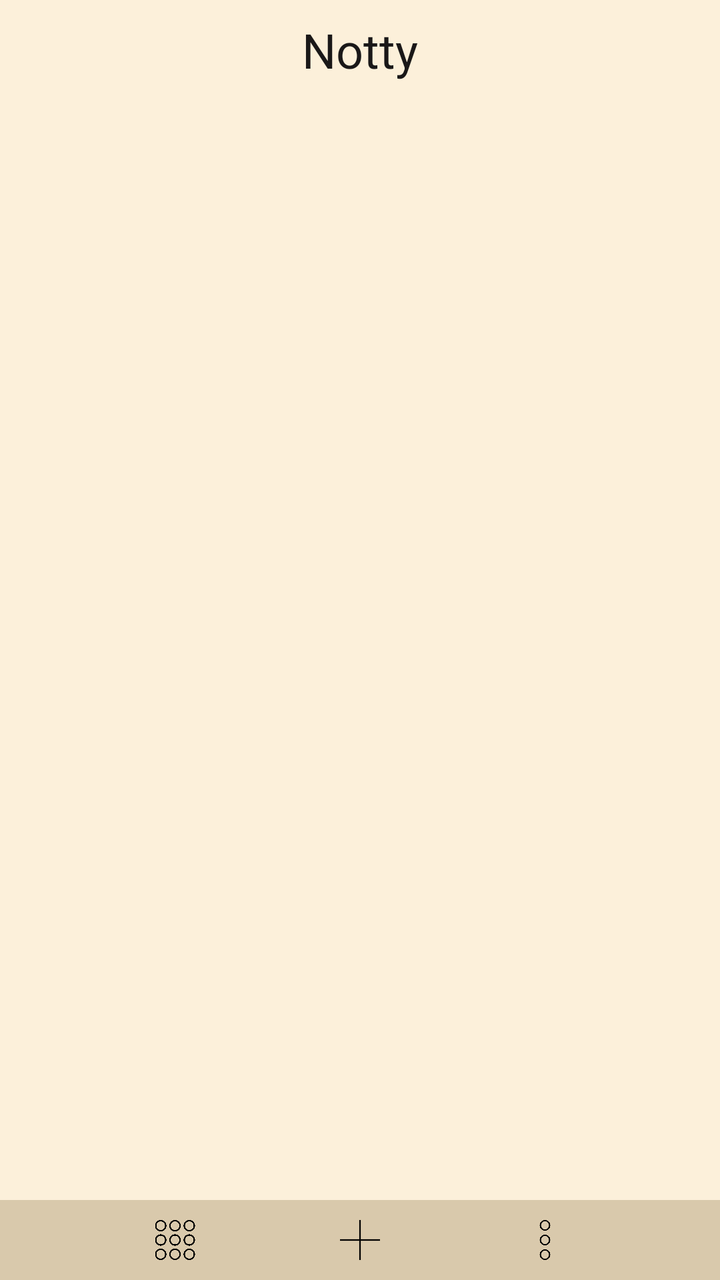
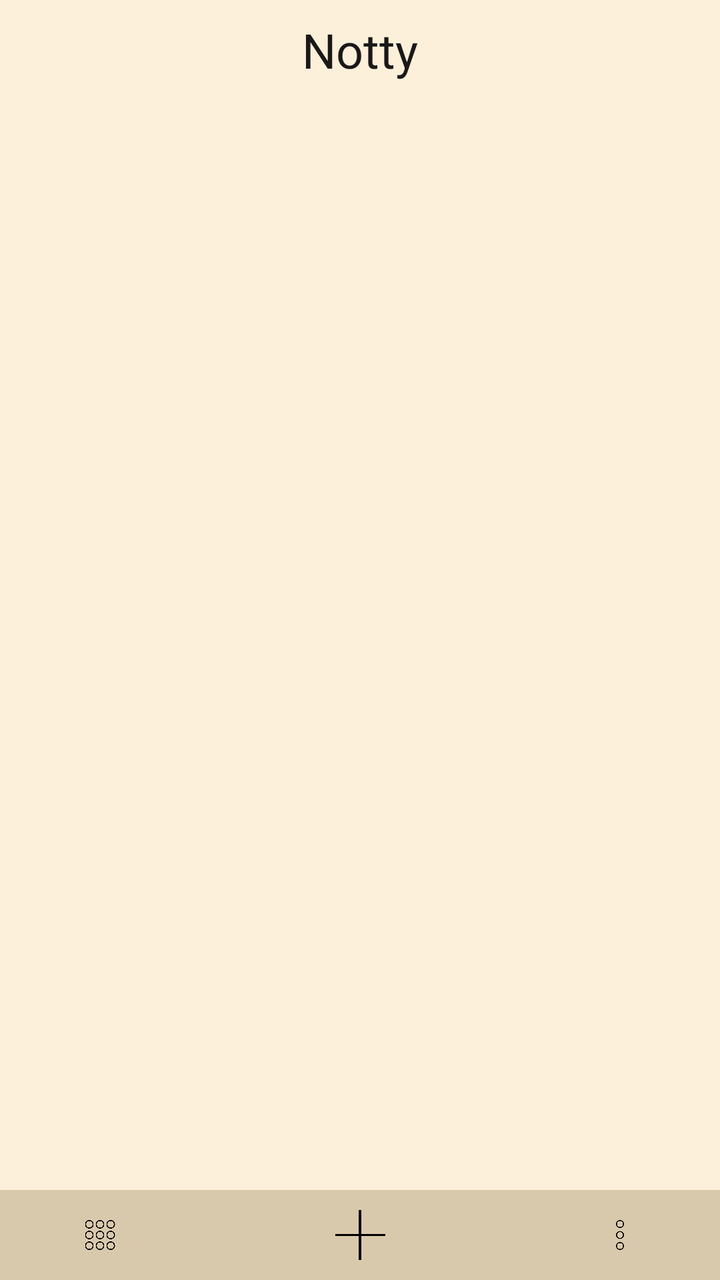

Screens rendered from an Android XML layout before and after an edit, with the pre-edit source and the edit as a unified diff.
<!-- AndroidManifest.xml: application theme Base.Theme.Notty -->
<!-- res/layout/activity_main.xml -->
<?xml version="1.0" encoding="utf-8"?>
<androidx.constraintlayout.widget.ConstraintLayout xmlns:android="http://schemas.android.com/apk/res/android"
    xmlns:app="http://schemas.android.com/apk/res-auto"
    xmlns:tools="http://schemas.android.com/tools"
    android:id="@+id/main"
    style="@style/stylePage"
    android:layout_width="match_parent"
    android:layout_height="match_parent"
    tools:context=".MainActivity">


    <include
        android:id="@+id/id_home_toolbar"
        layout="@layout/toolbar_home"
        app:layout_constraintBottom_toTopOf="@+id/id_home_note_container"
        app:layout_constraintEnd_toEndOf="parent"
        app:layout_constraintStart_toStartOf="parent"
        app:layout_constraintTop_toTopOf="parent" />


    <LinearLayout
        android:id="@+id/id_home_note_container"
        android:layout_width="match_parent"
        android:layout_height="0dp"
        android:layout_marginHorizontal="20dp"
        android:layout_marginVertical="10dp"
        android:orientation="vertical"
        app:layout_constraintBottom_toTopOf="@+id/id_home_footbar"
        app:layout_constraintEnd_toEndOf="parent"
        app:layout_constraintStart_toStartOf="parent"
        app:layout_constraintTop_toBottomOf="@+id/id_home_toolbar"
        tools:layout_editor_absoluteX="10dp"
        tools:layout_editor_absoluteY="64dp">

        <GridView
            android:id="@+id/id_home_gridv_note"
            android:layout_width="match_parent"
            android:layout_height="match_parent"
            android:horizontalSpacing="30dp"
            android:numColumns="2"
            android:scrollbarStyle="outsideInset"
            android:scrollbars="none"
            android:smoothScrollbar="true"
            android:verticalSpacing="30dp">

        </GridView>

    </LinearLayout>



















    <include
        android:id="@+id/id_home_options"
        layout="@layout/options_home"
        android:layout_width="match_parent"
        android:layout_height="wrap_content"
        android:layout_marginBottom="40dp"
        android:visibility="invisible"
        app:layout_constraintBottom_toBottomOf="parent"
        app:layout_constraintEnd_toEndOf="parent"
        app:layout_constraintStart_toStartOf="parent" />


    <include
        android:id="@+id/id_home_options_sortlist"
        layout="@layout/options_home_sortlist"
        android:layout_width="match_parent"
        android:layout_height="wrap_content"
        android:layout_marginBottom="40dp"
        android:visibility="invisible"
        app:layout_constraintBottom_toBottomOf="parent"
        app:layout_constraintEnd_toEndOf="parent"
        app:layout_constraintStart_toStartOf="parent" />


    <include
        android:id="@+id/id_home_footbar"
        layout="@layout/footbar_home"
        android:layout_width="match_parent"
        android:layout_height="40dp"
        app:layout_constraintBottom_toBottomOf="parent"
        app:layout_constraintEnd_toEndOf="parent"
        app:layout_constraintStart_toStartOf="parent"
        app:layout_constraintTop_toBottomOf="@+id/id_home_note_container" />

</androidx.constraintlayout.widget.ConstraintLayout>
<!-- res/layout/toolbar_home.xml (included above) -->
<?xml version="1.0" encoding="utf-8"?>
<androidx.appcompat.widget.Toolbar
    xmlns:android="http://schemas.android.com/apk/res/android"
    android:layout_width="match_parent"
    android:layout_height="50dp"
    android:id="@+id/id_home_toolbar"
    android:background="#00000000"
    style="@style/styleToolbar">


    <TextView
        android:id="@+id/textView_TBar_titre"
        android:layout_width="wrap_content"
        android:layout_height="wrap_content"
        android:layout_gravity="center"
        android:text="@string/app_name"
        android:textSize="24sp"
        style="@style/styleToolbar_Title"/>











</androidx.appcompat.widget.Toolbar>
<!-- res/layout/options_home.xml (included above) -->
<?xml version="1.0" encoding="utf-8"?>
<LinearLayout xmlns:android="http://schemas.android.com/apk/res/android"
    android:id="@+id/id_home_options"
    android:layout_width="match_parent"
    android:layout_height="wrap_content"
    android:orientation="vertical"
    style="@style/styleOptionsHome">

    <TextView
        android:id="@+id/id_options_home_btn_sort"
        android:layout_width="match_parent"
        android:layout_height="wrap_content"
        android:paddingVertical="10dp"
        android:gravity="center"
        android:text="@string/sort"
        style="@style/styleOptionsHome_btn"/>

    <TextView
        android:id="@+id/textView3"
        android:layout_width="match_parent"
        android:layout_height="wrap_content"
        android:paddingVertical="10dp"
        android:text="TextView" />

    <TextView
        android:id="@+id/textView4"
        android:layout_width="match_parent"
        android:paddingVertical="10dp"
        android:layout_height="wrap_content"
        android:text="TextView" />
</LinearLayout>
<!-- res/layout/options_home_sortlist.xml (included above) -->
<?xml version="1.0" encoding="utf-8"?>
<LinearLayout xmlns:android="http://schemas.android.com/apk/res/android"
    android:id="@+id/id_home_options_sortlist"
    style="@style/styleOptionsHome"
    android:layout_width="match_parent"
    android:layout_height="wrap_content"
    android:orientation="vertical">

    <TextView
        android:id="@+id/id_options_home_btn_sort_title"
        android:layout_width="match_parent"
        android:layout_height="wrap_content"
        android:paddingVertical="10dp"
        android:gravity="center"
        android:text="@string/sort_title"
        style="@style/styleOptionsHome_btn"/>

    <TextView
        android:id="@+id/id_options_home_btn_sort_dateCreation"
        android:layout_width="match_parent"
        android:layout_height="wrap_content"
        android:paddingVertical="10dp"
        android:gravity="center"
        android:text="@string/sort_dateCreation"
        style="@style/styleOptionsHome_btn"/>

    <TextView
        android:id="@+id/id_options_home_btn_sort_dateModification"
        android:layout_width="match_parent"
        android:paddingVertical="10dp"
        android:layout_height="wrap_content"
        android:gravity="center"
        android:text="@string/sort_dateModification"
        style="@style/styleOptionsHome_btn"/>

    <TextView
        android:id="@+id/id_options_home_btn_sort_fav"
        android:layout_width="match_parent"
        android:paddingVertical="10dp"
        android:layout_height="wrap_content"
        android:gravity="center"
        android:text="@string/sort_fav"
        style="@style/styleOptionsHome_btn" />

</LinearLayout>
<!-- res/layout/footbar_home.xml (included above) -->
<?xml version="1.0" encoding="utf-8"?>
<LinearLayout xmlns:android="http://schemas.android.com/apk/res/android"
    xmlns:app="http://schemas.android.com/apk/res-auto"
    xmlns:tools="http://schemas.android.com/tools"
    android:id="@+id/id_home_toolbar_footbar"
    android:layout_width="match_parent"
    android:layout_height="40dp"
    android:paddingVertical="10dp"
    android:orientation="horizontal"
    android:gravity="center"
    style="@style/styleFootbar">


    <ImageView
        android:id="@+id/id_home_toolbar_btn_directory"
        android:layout_width="25dp"
        android:layout_height="match_parent"
        android:src="@drawable/menu"
        android:layout_marginHorizontal="25dp"
        style="@style/styleFootbar_directoryBtn"/>










    <ImageView
        android:id="@+id/id_home_toolbar_btn_addNote"
        android:layout_width="30dp"
        android:layout_height="match_parent"
        android:src="@drawable/ajouter"
        android:layout_marginHorizontal="40dp"
        style="@style/styleFootbar_addBtn"/>


    <ImageView
        android:id="@+id/id_home_toolbar_btn_options"
        android:layout_width="25dp"
        android:layout_height="match_parent"
        android:src="@drawable/options"
        android:layout_marginHorizontal="25dp"
        style="@style/styleFootbar_optionsBtn"/>


</LinearLayout>
<!-- resources referenced by this layout -->
<resources>
  <!-- drawable ajouter: png bitmap (drawable, 2316 bytes) -->
  <!-- drawable menu: png bitmap (drawable, 27226 bytes) -->
  <!-- drawable options: png bitmap (drawable, 10687 bytes) -->
  <string name="app_name" translatable="false">Notty</string>
  <string name="sort">Sort</string>
  <string name="sort_dateCreation">Date of creation</string>
  <string name="sort_dateModification">Date of modification</string>
  <string name="sort_fav">Favorites</string>
  <string name="sort_title">Title</string>
  <style name="styleFootbar">
          <item name="android:background">@color/dark_cream</item>
      </style>
  <style name="styleFootbar_addBtn">
          <item name="android:tint">@color/black</item>
      </style>
  <style name="styleFootbar_directoryBtn">
          <item name="android:tint">@color/black</item>
      </style>
  <style name="styleFootbar_optionsBtn">
          <item name="android:tint">@color/black</item>
      </style>
  <style name="styleOptionsHome">
          <item name="android:background">@color/dark_cream</item>
      </style>
  <style name="styleOptionsHome_btn">
          <item name="android:textColor">@color/dark_grey</item>
      </style>
  <style name="stylePage">
          <item name="android:background">@color/cream</item>
      </style>
  <style name="styleToolbar">
          <item name="android:background">#00000000</item>
      </style>
  <style name="styleToolbar_Title">
          <item name="android:textColor">@color/dark_grey</item>
      </style>
  <style name="Base.Theme.Notty" parent="Theme.AppCompat.NoActionBar">
          
      </style>
  <color name="dark_cream">#D9C9AC</color>
  <color name="black">#FF000000</color>
  <color name="dark_grey">#1A1818</color>
  <color name="cream">#FCF0DA</color>
</resources>

<!-- the commit's change to res/layout/activity_main.xml (unified diff, before → after) -->
@@ -93,7 +93,7 @@
         android:id="@+id/id_home_footbar"
         layout="@layout/footbar_home"
         android:layout_width="match_parent"
-        android:layout_height="40dp"
+        android:layout_height="45dp"
         app:layout_constraintBottom_toBottomOf="parent"
         app:layout_constraintEnd_toEndOf="parent"
         app:layout_constraintStart_toStartOf="parent"
@@ -143,25 +143,50 @@
     <TextView
         android:id="@+id/id_options_home_btn_sort"
         android:layout_width="match_parent"
-        android:layout_height="wrap_content"
+        android:layout_height="50dp"
         android:paddingVertical="10dp"
         android:gravity="center"
         android:text="@string/sort"
         style="@style/styleOptionsHome_btn"/>
 
     <TextView
-        android:id="@+id/textView3"
-        android:layout_width="match_parent"
-        android:layout_height="wrap_content"
-        android:paddingVertical="10dp"
-        android:text="TextView" />
-
-    <TextView
-        android:id="@+id/textView4"
-        android:layout_width="match_parent"
-        android:paddingVertical="10dp"
-        android:layout_height="wrap_content"
-        android:text="TextView" />
+        android:id="@+id/id_options_home_btn_export"
+        android:layout_width="match_parent"
+        android:layout_height="50dp"
+        android:paddingVertical="10dp"
+        android:gravity="center"
+        android:text="@string/optn_export"
+        style="@style/styleOptionsHome_btn"/>
+
+    <TextView
+        android:id="@+id/id_options_home_btn_import"
+        android:layout_width="match_parent"
+        android:height="50dp"
+        android:paddingVertical="10dp"
+        android:layout_height="wrap_content"
+        android:gravity="center"
+        android:text="@string/optn_import"
+        style="@style/styleOptionsHome_btn"/>
+
+    <TextView
+        android:id="@+id/id_options_home_btn_deleteAll"
+        android:layout_width="match_parent"
+        android:height="50dp"
+        android:paddingVertical="10dp"
+        android:layout_height="wrap_content"
+        android:gravity="center"
+        android:text="@string/optn_deleteAll"
+        style="@style/styleOptionsHome_btn"/>
+
+    <TextView
+        android:id="@+id/id_options_home_btn_credits"
+        android:layout_width="match_parent"
+        android:height="50dp"
+        android:paddingVertical="10dp"
+        android:layout_height="wrap_content"
+        android:gravity="center"
+        android:text="@string/credits"
+        style="@style/styleOptionsHome_btn"/>
 </LinearLayout>
 <!-- res/layout/options_home_sortlist.xml (included above) -->
 <?xml version="1.0" encoding="utf-8"?>
@@ -216,8 +241,7 @@
     xmlns:tools="http://schemas.android.com/tools"
     android:id="@+id/id_home_toolbar_footbar"
     android:layout_width="match_parent"
-    android:layout_height="40dp"
-    android:paddingVertical="10dp"
+    android:layout_height="50dp"
     android:orientation="horizontal"
     android:gravity="center"
     style="@style/styleFootbar">
@@ -225,10 +249,10 @@
 
     <ImageView
         android:id="@+id/id_home_toolbar_btn_directory"
-        android:layout_width="25dp"
+        android:layout_width="50dp"
         android:layout_height="match_parent"
         android:src="@drawable/menu"
-        android:layout_marginHorizontal="25dp"
+        android:paddingVertical="15dp"
         style="@style/styleFootbar_directoryBtn"/>
 
 
@@ -242,19 +266,20 @@
 
     <ImageView
         android:id="@+id/id_home_toolbar_btn_addNote"
-        android:layout_width="30dp"
+        android:layout_width="50dp"
         android:layout_height="match_parent"
         android:src="@drawable/ajouter"
-        android:layout_marginHorizontal="40dp"
+        android:layout_marginHorizontal="80dp"
+        android:paddingVertical="10dp"
         style="@style/styleFootbar_addBtn"/>
 
 
     <ImageView
         android:id="@+id/id_home_toolbar_btn_options"
-        android:layout_width="25dp"
+        android:layout_width="50dp"
         android:layout_height="match_parent"
         android:src="@drawable/options"
-        android:layout_marginHorizontal="25dp"
+        android:paddingVertical="15dp"
         style="@style/styleFootbar_optionsBtn"/>
 
 
<!-- resource entries referenced after the edit -->
@@ -4,6 +4,10 @@
   <!-- drawable menu: png bitmap (drawable, 27226 bytes) -->
   <!-- drawable options: png bitmap (drawable, 10687 bytes) -->
   <string name="app_name" translatable="false">Notty</string>
+  <string name="credits" translatable="false">Credits</string>
+  <string name="optn_deleteAll">Delete all</string>
+  <string name="optn_export">Export</string>
+  <string name="optn_import">Import</string>
   <string name="sort">Sort</string>
   <string name="sort_dateCreation">Date of creation</string>
   <string name="sort_dateModification">Date of modification</string>
@@ -38,6 +42,7 @@
       </style>
   <style name="Base.Theme.Notty" parent="Theme.AppCompat.NoActionBar">
           
+          <item name="colorSecondary">@color/black</item>
       </style>
   <color name="dark_cream">#D9C9AC</color>
   <color name="black">#FF000000</color>
